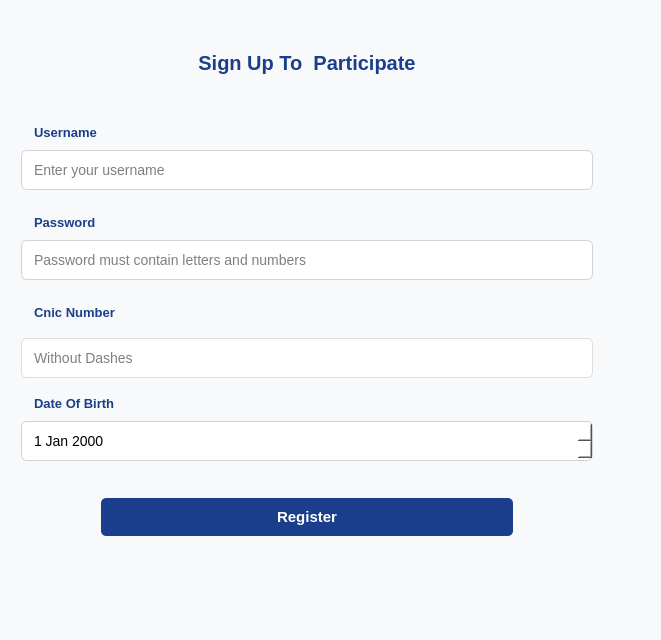
Above: Experiment/signUp.ui from hassanshakil22/QT-E-voting before the change. Below: the same form after it.
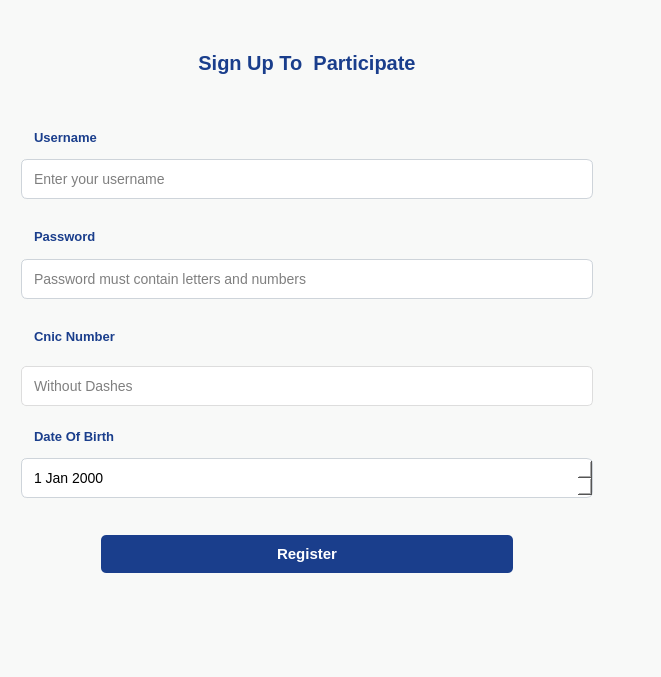
That is the form after the change.

Diff of the .ui file:
```diff
--- a/Experiment/signUp.ui
+++ b/Experiment/signUp.ui
@@ -7,7 +7,7 @@
     <x>0</x>
     <y>0</y>
     <width>661</width>
-    <height>538</height>
+    <height>677</height>
    </rect>
   </property>
   <property name="windowTitle">
@@ -16,7 +16,7 @@
   <property name="styleSheet">
    <string notr="true">/* Main Container */
 QWidget {
-    background-color: #f8f9fa;
+ 	background-color : #f8f9f8 ;
     font-family: 'Segoe UI', sans-serif;
     padding: 20px;
 }
```
